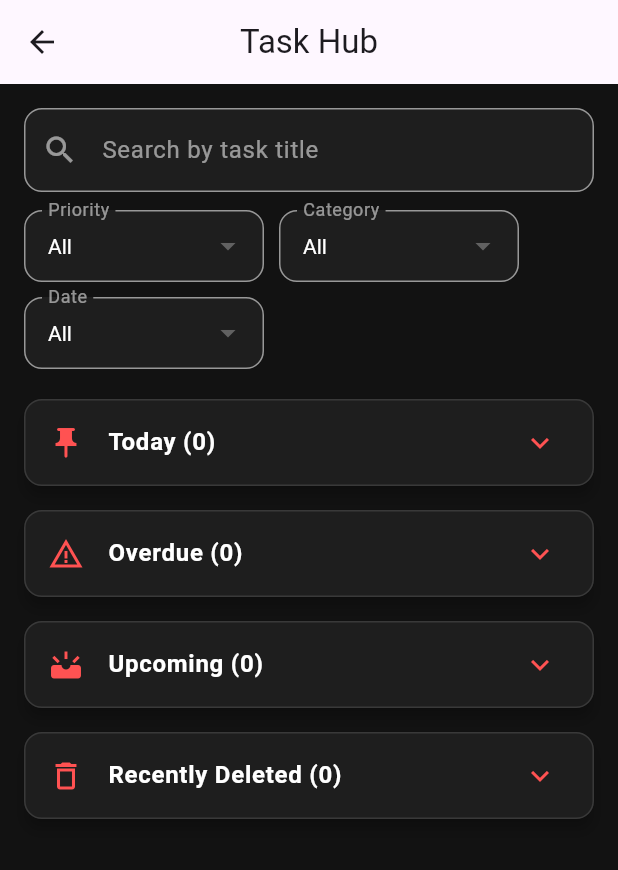
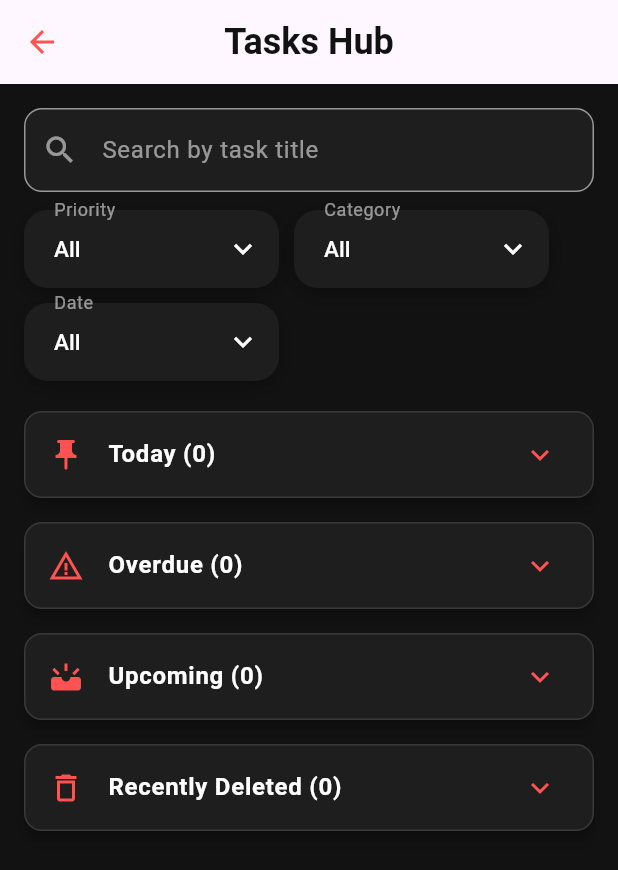
Before and after one commit to NizaRam0/Tasky, a Flutter app: the screen it shows after launch, after a tap on the "dashboard customize" icon, on a phone screen of 412 x 824 dp. Shown: the top 870 px of the screen. Run offline on Flutter 3.47's test engine with Material 3 defaults, Android fonts, the phone set to English and light mode, and no system bars; our stand-ins replace flutter_riverpod, hive, hive_flutter, table_calendar; accounts and stored records are empty.

Commit message:
Bug fixes on mobile screen and keyboard also cal table size task hub nav

```diff
--- a/lib/main.dart
+++ b/lib/main.dart
@@ -9,7 +9,6 @@ void main() async {
   WidgetsFlutterBinding.ensureInitialized();
 
   await Hive.initFlutter();
-
   /// REGISTER ADAPTER
   Hive.registerAdapter(TaskAdapter());
 
--- a/lib/screens/task_hub_screen.dart
+++ b/lib/screens/task_hub_screen.dart
@@ -13,6 +13,14 @@ class TaskHubScreen extends ConsumerStatefulWidget {
 
 class _TaskHubScreenState extends ConsumerState<TaskHubScreen> {
   final TextEditingController _searchController = TextEditingController();
+  static const List<String> _baseCategories = [
+    'Personal',
+    'Work',
+    'Learning',
+    'Sport/Activity',
+    'Errands',
+  ];
+
   String _query = '';
   String _priorityFilter = 'All';
   String _categoryFilter = 'All';
@@ -26,13 +34,16 @@ class _TaskHubScreenState extends ConsumerState<TaskHubScreen> {
 
   @override
   Widget build(BuildContext context) {
+    final bottomInset = MediaQuery.of(context).viewInsets.bottom;
+
     final allTasks = ref.watch(taskProvider);
     final notifier = ref.read(taskProvider.notifier);
 
-    final allCategories = <String>{
+    final allCategories = <String>[
       'All',
+      ..._baseCategories,
       ...allTasks.map((task) => task.category),
-    }.toList();
+    ].toSet().toList();
 
     final todayTasks = notifier.filterTasks(
       tasks: notifier.getTodayTasks(),
@@ -68,13 +79,28 @@ class _TaskHubScreenState extends ConsumerState<TaskHubScreen> {
 
     return Scaffold(
       backgroundColor: const Color(0xFF121212),
+      resizeToAvoidBottomInset: true,
       appBar: AppBar(
-        title: const Text('Task Hub'),
+                leading: const BackButton(color: Colors.redAccent),
+        elevation: 0,
         centerTitle: true,
-        elevation: 0,
+
+        title: Text(
+          "Tasks Hub",
+          style: TextStyle(
+            fontSize: 24,
+            fontWeight: FontWeight.bold,
+            color: Color(0xFF121212),
           ),
-      body: SingleChildScrollView(
-        padding: const EdgeInsets.all(16),
+        ),
+      ),
+      body: GestureDetector(
+        behavior: HitTestBehavior.opaque,
+        onTap: () => FocusScope.of(context).unfocus(),
+        child: SafeArea(
+          child: SingleChildScrollView(
+            keyboardDismissBehavior: ScrollViewKeyboardDismissBehavior.onDrag,
+            padding: EdgeInsets.fromLTRB(16, 16, 16, 16 + bottomInset),
             child: Column(
               crossAxisAlignment: CrossAxisAlignment.start,
               children: [
@@ -94,11 +120,17 @@ class _TaskHubScreenState extends ConsumerState<TaskHubScreen> {
                     fillColor: const Color(0xFF1E1E1E),
                     border: OutlineInputBorder(
                       borderRadius: BorderRadius.circular(12),
-                  borderSide: const BorderSide(color: Colors.white54, width: 1),
+                      borderSide: const BorderSide(
+                        color: Colors.white54,
+                        width: 1,
+                      ),
                     ),
                     enabledBorder: OutlineInputBorder(
                       borderRadius: BorderRadius.circular(12),
-                  borderSide: const BorderSide(color: Colors.white54, width: 1),
+                      borderSide: const BorderSide(
+                        color: Colors.white54,
+                        width: 1,
+                      ),
                     ),
                     focusedBorder: OutlineInputBorder(
                       borderRadius: BorderRadius.circular(12),
@@ -169,6 +201,8 @@ class _TaskHubScreenState extends ConsumerState<TaskHubScreen> {
               ],
             ),
           ),
+        ),
+      ),
     );
   }
 
@@ -178,32 +212,54 @@ class _TaskHubScreenState extends ConsumerState<TaskHubScreen> {
     required List<String> items,
     required ValueChanged<String> onChanged,
   }) {
+    final selectedValue = items.contains(value) ? value : items.first;
+
     return SizedBox(
-      width: 160,
+      width: 170,
+      child: Container(
+        decoration: BoxDecoration(
+          borderRadius: BorderRadius.circular(16),
+          color: const Color(0xFF1E1E1E),
+          boxShadow: [
+            BoxShadow(
+              color: Colors.black.withOpacity(0.25),
+              blurRadius: 12,
+              offset: const Offset(0, 4),
+            ),
+          ],
+        ),
         child: DropdownButtonFormField<String>(
-        initialValue: value,
+          initialValue: selectedValue,
+          isExpanded: true,
           dropdownColor: const Color(0xFF2A2A2A),
-        style: const TextStyle(color: Colors.white),
+          borderRadius: BorderRadius.circular(16),
+          icon: const Icon(Icons.expand_more, color: Colors.white),
+          style: const TextStyle(
+            color: Colors.white,
+            fontSize: 15,
+            fontWeight: FontWeight.w500,
+          ),
           decoration: InputDecoration(
             labelText: label,
             labelStyle: const TextStyle(color: Colors.white54),
-          filled: true,
-          fillColor: const Color(0xFF1E1E1E),
+            contentPadding: const EdgeInsets.symmetric(
+              horizontal: 16,
+              vertical: 14,
+            ),
             border: OutlineInputBorder(
-            borderRadius: BorderRadius.circular(12),
-            borderSide: const BorderSide(color: Colors.white54, width: 1),
+              borderRadius: BorderRadius.circular(16),
+              borderSide: BorderSide.none,
             ),
             enabledBorder: OutlineInputBorder(
-            borderRadius: BorderRadius.circular(12),
-            borderSide: const BorderSide(color: Colors.white54, width: 1),
+              borderRadius: BorderRadius.circular(16),
+              borderSide: BorderSide.none,
             ),
             focusedBorder: OutlineInputBorder(
-            borderRadius: BorderRadius.circular(12),
-            borderSide: const BorderSide(color: Colors.redAccent, width: 2),
+              borderRadius: BorderRadius.circular(16),
+              borderSide: const BorderSide(
+                color: Color(0xFFFF5252),
+                width: 1.5,
               ),
-          contentPadding: const EdgeInsets.symmetric(
-            horizontal: 12,
-            vertical: 8,
             ),
           ),
           items: items
@@ -218,6 +274,7 @@ class _TaskHubScreenState extends ConsumerState<TaskHubScreen> {
             }
             onChanged(selected);
           },
+        ),
       ),
     );
   }
--- a/lib/widgets/cal_table.dart
+++ b/lib/widgets/cal_table.dart
@@ -30,38 +30,47 @@ class CalendarWidget extends StatelessWidget {
     return Card(
       color: const Color(0xFF1E1E1E),
       elevation: 4,
-      shape: RoundedRectangleBorder(
-        borderRadius: BorderRadius.circular(16),
-      ),
+      shape: RoundedRectangleBorder(borderRadius: BorderRadius.circular(16)),
       child: Padding(
-        padding: const EdgeInsets.all(12),
-        child: TableCalendar( //the imported calendar widget from the table_calendar package that provides a customizable calendar interface.
+        padding: const EdgeInsets.all(10),
+        child: TableCalendar(
+          //the imported calendar widget from the table_calendar package that provides a customizable calendar interface.
           focusedDay: selectedDay,
           firstDay: DateTime(2020),
           lastDay: DateTime(2030),
+          rowHeight: 44,
+          daysOfWeekHeight: 24,
+
           // the firstDay shown and lastDay shown parameters define the range of the calendar,
           // allowing users to navigate between years and months within that range.
           //In this case, the calendar will display dates from January 1, 2020, to December 31, 2030.
+          selectedDayPredicate: (day) => isSameDay(day, selectedDay),
 
-          selectedDayPredicate: (day) => isSameDay(day, selectedDay),
           // the day selected predicate is a function that checks if a given day is the same as the currently selected day.
           //This is used to highlight the selected day on the calendar.
-
           onDaySelected: (selectedDay, focusedDay) {
             // the onDaySelected callback is triggered when a user selects a day on the calendar. It takes the selected day and the focused day as parameters.
             onDaySelected(selectedDay);
           },
-/////////////////////////////////////////////STYLES////////////////////////////////////////////////////////////////////////////////////
+          /////////////////////////////////////////////STYLES////////////////////////////////////////////////////////////////////////////////////
           headerStyle: const HeaderStyle(
             titleCentered: true,
             formatButtonVisible: false,
             titleTextStyle: TextStyle(
               color: Colors.white,
-              fontSize: 18,
+              fontSize: 17,
               fontWeight: FontWeight.bold,
             ),
-            leftChevronIcon: Icon(Icons.chevron_left, color: Colors.white),
-            rightChevronIcon: Icon(Icons.chevron_right, color: Colors.white),
+            leftChevronIcon: Icon(
+              Icons.chevron_left,
+              size: 22,
+              color: Colors.white,
+            ),
+            rightChevronIcon: Icon(
+              Icons.chevron_right,
+              size: 22,
+              color: Colors.white,
+            ),
           ),
 
           daysOfWeekStyle: const DaysOfWeekStyle(
@@ -76,14 +85,9 @@ class CalendarWidget extends StatelessWidget {
           ),
 
           calendarStyle: const CalendarStyle(
-            defaultTextStyle: TextStyle(
-              color: Colors.white,
-              fontSize: 16,
-            ),
-            weekendTextStyle: TextStyle(
-              color: Colors.redAccent,
-              fontSize: 16,
-            ),
+            defaultTextStyle: TextStyle(color: Colors.white, fontSize: 15),
+            weekendTextStyle: TextStyle(color: Colors.redAccent, fontSize: 15),
+            cellMargin: EdgeInsets.all(4),
             todayDecoration: BoxDecoration(
               color: Colors.orange,
               shape: BoxShape.circle,
@@ -104,3 +108,13 @@ class CalendarWidget extends StatelessWidget {
     );
   }
 }
+
+// Original calendar sizing reference (before compact/medium tuning):
+// - Padding: EdgeInsets.all(12)
+// - rowHeight: not set (TableCalendar default)
+// - daysOfWeekHeight: not set (TableCalendar default)
+// - Header title fontSize: 18
+// - Header chevron size: not set (Icon default)
+// - defaultTextStyle fontSize: 16
+// - weekendTextStyle fontSize: 16
+// - cellMargin: not set (TableCalendar default)
--- a/lib/widgets/todo_title.dart
+++ b/lib/widgets/todo_title.dart
@@ -45,12 +45,14 @@ class _TaskSectionWidgetState extends ConsumerState<TaskSectionWidget> {
         const SizedBox(height: 30),
 
         /// HEADER
-        Text(
-          "Tasks for ${widget.selectedDay.year}-${widget.selectedDay.month}-${widget.selectedDay.day}",
-          style: const TextStyle(
-            fontSize: 20,
-            fontWeight: FontWeight.bold,
-            color: Colors.white,
+        Center(
+          child: Text(
+            "Tasks for ${widget.selectedDay.year}-${widget.selectedDay.month}-${widget.selectedDay.day}",
+            style: const TextStyle(
+              fontSize: 20,
+              fontWeight: FontWeight.bold,
+              color: Colors.white,
+            ),
           ),
         ),
 
```
Also changed, not shown: lib/screens/task_details_screen.dart (+59 -14 lines), pubspec.lock, 5 other files. Lines whose indentation alone changed are shown as unchanged.
